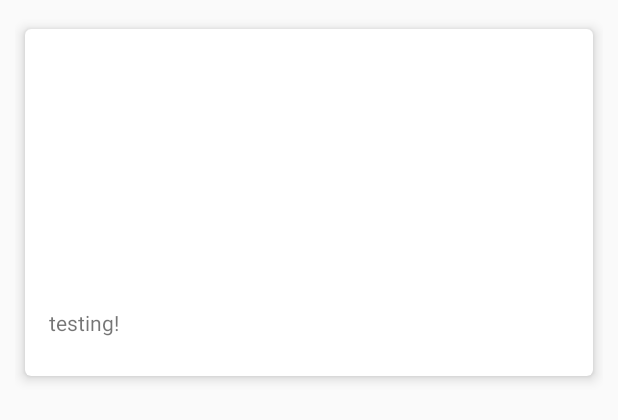
After one commit to flavorhythm/ECHO, an Android app: the layout card.xml on its own in the app's theme, with its tools: preview values and no code run, on a phone screen of 412 x 824 dp. The commit adds this screen. Shown: the top 420 px of the screen. Run offline under Robolectric (Android 15) with nearby library versions, the phone set to English and light mode, and no system bars.

Commit message:
Added layouts
Looked at the examples from ObservableScrollView

```diff
--- a/app/src/main/res/layout/app_bar_main.xml
+++ b/app/src/main/res/layout/app_bar_main.xml
@@ -21,7 +21,11 @@
 
     </android.support.design.widget.AppBarLayout>
 
-    <include layout="@layout/content_main" />
+    <include
+        layout="@layout/recycler"
+        app:layout_behavior="@string/appbar_scrolling_view_behavior"
+        android:layout_width="match_parent"
+        android:layout_height="match_parent"/>
 
     <android.support.design.widget.FloatingActionButton
         android:id="@+id/fab"
--- /dev/null
+++ b/app/src/main/res/layout/card.xml
@@ -0,0 +1,35 @@
+<?xml version="1.0" encoding="utf-8"?>
+<LinearLayout
+    xmlns:android="http://schemas.android.com/apk/res/android"
+    android:orientation="vertical"
+    android:padding="10dp"
+    android:layout_width="match_parent"
+    android:layout_height="wrap_content">
+
+    <android.support.v7.widget.CardView
+        xmlns:card_view="http://schemas.android.com/apk/res-auto"
+        android:id="@+id/main_cards"
+        android:layout_gravity="center"
+        android:layout_width="match_parent"
+        android:layout_height="250dp"
+        card_view:cardUseCompatPadding="true"
+        card_view:cardElevation="5dp"
+        card_view:cardCornerRadius="4dp">
+        <LinearLayout
+            android:orientation="vertical"
+            android:layout_width="match_parent"
+            android:layout_height="match_parent">
+            <ImageView
+                android:id="@+id/card_img_cardImg"
+                android:layout_width="match_parent"
+                android:scaleType="centerCrop"
+                android:layout_height="170dp" />
+            <TextView
+                android:id="@+id/card_text_cardText"
+                android:padding="16dp"
+                android:layout_width="match_parent"
+                android:layout_height="wrap_content"
+                android:text="testing!"/>
+        </LinearLayout>
+    </android.support.v7.widget.CardView>
+</LinearLayout>
--- /dev/null
+++ b/app/src/main/res/layout/padding.xml
@@ -0,0 +1,4 @@
+<View xmlns:android="http://schemas.android.com/apk/res/android"
+    android:layout_width="match_parent"
+    android:layout_height="?attr/actionBarSize"
+    android:minHeight="?attr/actionBarSize" />
--- a/app/src/main/res/values/dimens.xml
+++ b/app/src/main/res/values/dimens.xml
@@ -6,4 +6,6 @@
     <dimen name="activity_horizontal_margin">16dp</dimen>
     <dimen name="activity_vertical_margin">16dp</dimen>
     <dimen name="fab_margin">16dp</dimen>
+    <dimen name="margin_standard">16dp</dimen>
+    <dimen name="flexible_space_image_height">240dp</dimen>
 </resources>
```
Also changed, not shown: app/src/main/res/layout/content_main.xml (deleted, +0 -19 lines), app/src/main/res/layout/header.xml (added, +9 -0 lines), app/src/main/res/layout/recycler.xml (added, +56 -0 lines).
